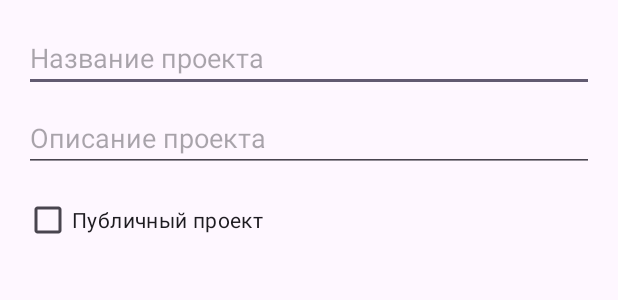
After one commit to Greamond/StuidAD, an Android app: the layout dialog_add_project.xml on its own in the app's theme, with its tools: preview values and no code run, on a phone screen of 412 x 824 dp. The commit adds this screen. Shown: the top 300 px of the screen. Run offline under Robolectric (Android 15) with nearby library versions, the phone set to English and light mode, and no system bars.

Commit message:
Добавление проекта. Русанов

```diff
--- a/app/src/main/java/com/example/stuid/activity/SignInActivity.java
+++ b/app/src/main/java/com/example/stuid/activity/SignInActivity.java
@@ -66,6 +66,7 @@ public class SignInActivity extends AppCompatActivity {
         editor.putString("user_password", password);
 
         // Сохраняем данные employee (пример для простых полей)
+        editor.putInt("employee_id", employee.getEmployeeId());
         editor.putString("employee_fullName", employee.getFullName());
         editor.putString("employee_email", employee.getEmail());
         editor.putString("employee_description", employee.getDescription());
--- /dev/null
+++ b/app/src/main/res/drawable/ic_add.xml
@@ -0,0 +1,5 @@
+<vector android:width="24dp" android:height="24dp"
+    android:viewportWidth="24" android:viewportHeight="24"
+    xmlns:android="http://schemas.android.com/apk/res/android">
+    <path android:fillColor="#FF000000" android:pathData="M19,13h-6v6h-2v-6H5v-2h6V5h2v6h6v2z"/>
+</vector>
--- /dev/null
+++ b/app/src/main/res/layout/dialog_add_project.xml
@@ -0,0 +1,30 @@
+<?xml version="1.0" encoding="utf-8"?>
+<LinearLayout xmlns:android="http://schemas.android.com/apk/res/android"
+    android:layout_width="match_parent"
+    android:layout_height="wrap_content"
+    android:orientation="vertical"
+    android:padding="16dp">
+
+    <EditText
+        android:id="@+id/etProjectName"
+        android:layout_width="match_parent"
+        android:layout_height="wrap_content"
+        android:hint="Название проекта"
+        android:inputType="textCapWords"/>
+
+    <EditText
+        android:id="@+id/etProjectDescription"
+        android:layout_width="match_parent"
+        android:layout_height="wrap_content"
+        android:layout_marginTop="8dp"
+        android:hint="Описание проекта"
+        android:inputType="textMultiLine"/>
+
+    <CheckBox
+        android:id="@+id/cbIsPublic"
+        android:layout_width="match_parent"
+        android:layout_height="wrap_content"
+        android:layout_marginTop="8dp"
+        android:text="Публичный проект"/>
+
+</LinearLayout>
```
Also changed, not shown: app/src/main/java/com/example/stuid/api/ApiClient.java (+60 -1 lines), app/src/main/java/com/example/stuid/api/ProjectCreateCallback.java (added, +8 -0 lines), app/src/main/java/com/example/stuid/fragments/ProjectsFragment.java (+80 -0 lines), app/src/main/java/com/example/stuid/models/Project.java (+4 -4 lines), app/src/main/java/com/example/stuid/models/ProjectAdapter.java (+7 -0 lines), app/src/main/res/layout/fragment_projects.xml (+27 -7 lines).
